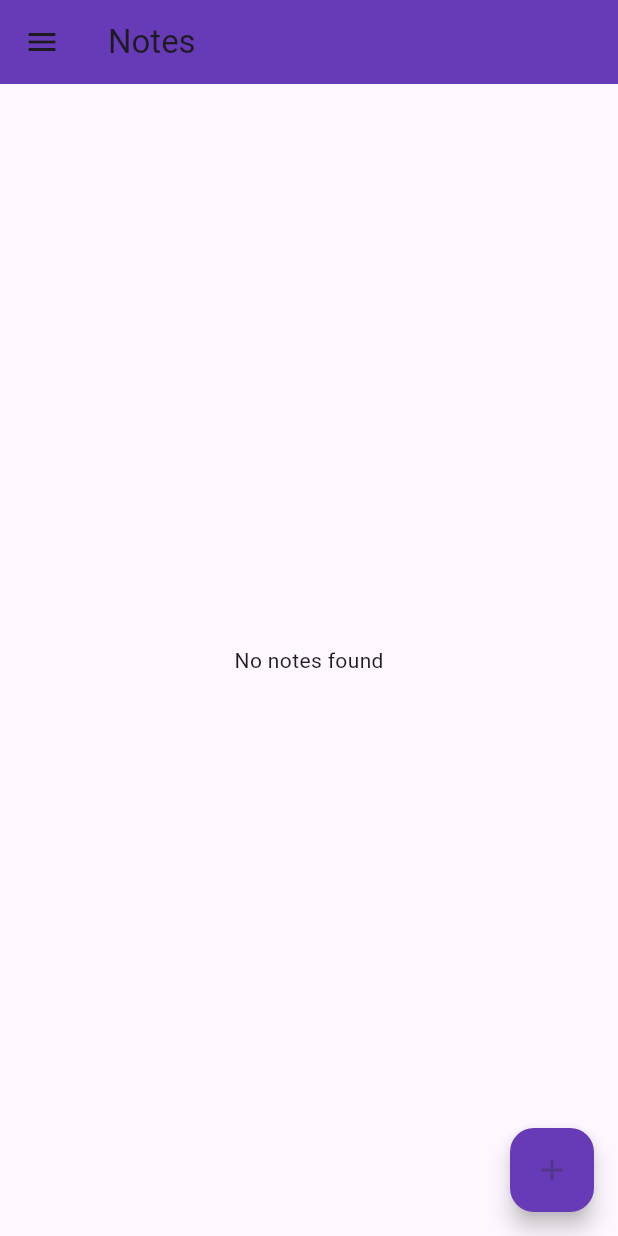
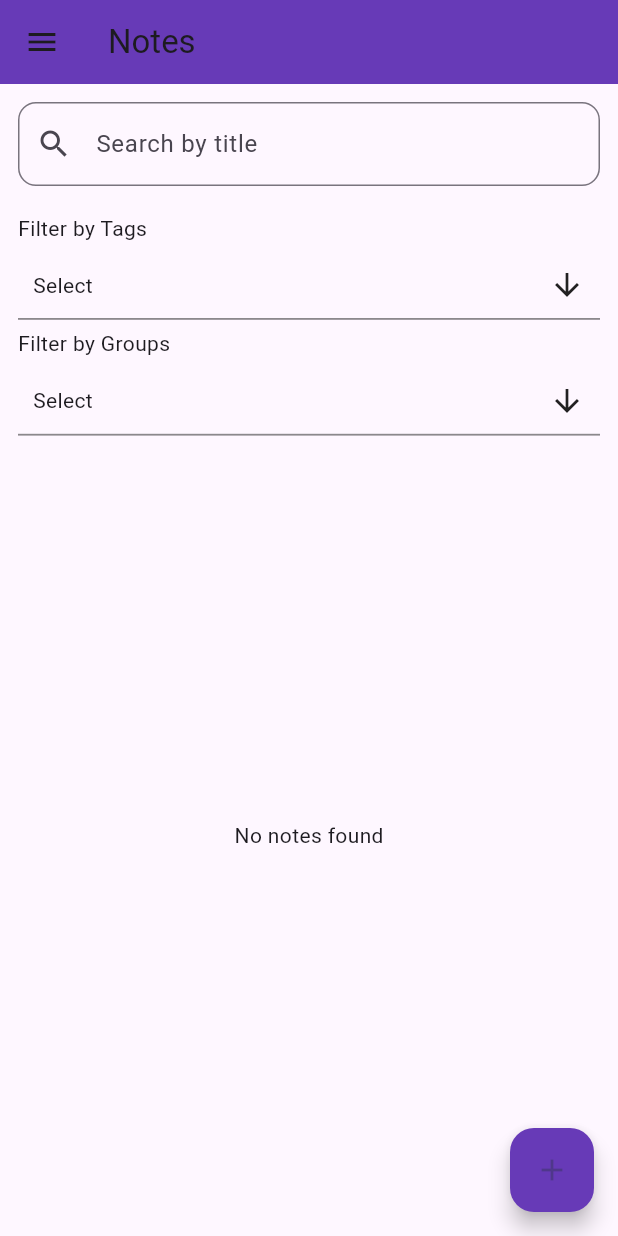
Before and after one commit to LuvinVictii/fp_ppb_e8, a Flutter app: the NotesListPage screen opened directly, on a phone screen of 412 x 824 dp. Run offline on Flutter 3.47's test engine with Material 3 defaults, Android fonts, the phone set to English and light mode, and no system bars; drawn by our look-alikes of multi_select_flutter; our stand-ins replace cloud_firestore, firebase_auth, firebase_core, rxdart; accounts and stored records are empty.

Commit message:
add: filter and search bar in notes list

```diff
--- a/lib/pages/notes/notes_list.dart
+++ b/lib/pages/notes/notes_list.dart
@@ -13,6 +13,7 @@ class NotesListPage extends StatefulWidget {
 
   @override
   State<NotesListPage> createState() => _NotesListPageState();
+
 }
 
 class _NotesListPageState extends State<NotesListPage> {
@@ -23,12 +24,15 @@ class _NotesListPageState extends State<NotesListPage> {
   final TextEditingController titleController = TextEditingController();
   final TextEditingController contentController = TextEditingController();
   final TextEditingController groupController = TextEditingController();
+  final TextEditingController searchController = TextEditingController();
 
   User? currentUser;
   List<String> userGroups = [];
   List<String> groupsUser = [];
   List<MultiSelectItem<String>> tagItems = [];
   List<String> selectedTags = [];
+  List<String> selectedGroups = [];
+  List<String> noteTags = [];
 
   @override
   void initState() {
@@ -36,8 +40,17 @@ class _NotesListPageState extends State<NotesListPage> {
     currentUser = FirebaseAuth.instance.currentUser;
     fetchUserGroups();
     fetchGroupsUser();
-    // fetchTags();
+    fetchTags();
   }
+
+  // @override
+  // void didChangeDependencies() {
+  //   super.didChangeDependencies();
+  //   currentUser = FirebaseAuth.instance.currentUser;
+  //   fetchUserGroups();
+  //   fetchGroupsUser();
+  //   fetchTags();
+  // }
 
   Future<void> fetchUserGroups() async {
     if (currentUser != null) {
@@ -68,20 +81,20 @@ class _NotesListPageState extends State<NotesListPage> {
   }
 
   Future<void> fetchTags() async {
-    QuerySnapshot tagSnapshot = await firestoreTagsService.tags.get();
-    setState(() {
-      tagItems = tagSnapshot.docs.map((doc) {
-        Map<String, dynamic> tagData = doc.data() as Map<String, dynamic>;
-        return MultiSelectItem<String>(tagData['tag'], tagData['tag']);
-      }).toList();
+    // QuerySnapshot tagSnapshot = await firestoreTagsService.tags.get();
+    List <String> temp = await firestoreTagsService.getTagsListString();
+    if (currentUser != null) {
+      setState((){
+        noteTags = temp;
       });
+    }
   }
 
   void openNoteBox({String? docID}) async {
     await fetchUserGroups();
     await fetchGroupsUser();
-    // Fetch tags from Firestore and convert them to a list of strings
-    List<String>? noteTags = await firestoreTagsService.getTagsListString();
+    await fetchTags();
+
 
     if (docID != null) {
       DocumentSnapshot document = await firestoreService.notes.doc(docID).get();
@@ -125,7 +138,6 @@ class _NotesListPageState extends State<NotesListPage> {
                   maxLines: 5,
                 ),
                 const SizedBox(height: 12),
-                // Multi-select field for tags
                 MultiSelectDialogField(
                   items: noteTags.map((tag) => MultiSelectItem<String>(tag, tag)).toList(),
                   initialValue: selectedTags,
@@ -193,14 +205,12 @@ class _NotesListPageState extends State<NotesListPage> {
     );
   }
 
-
   @override
   Widget build(BuildContext context) {
     return Scaffold(
       appBar: AppBar(
         title: const Text("Notes"),
         backgroundColor: Colors.deepPurple,
-        // Three-stripe button to open the drawer
         leading: Builder(
           builder: (BuildContext context) {
             return IconButton(
@@ -257,7 +267,78 @@ class _NotesListPageState extends State<NotesListPage> {
         backgroundColor: Colors.deepPurple,
         child: const Icon(Icons.add),
       ),
-      body: StreamBuilder<List<QueryDocumentSnapshot>>(
+      body: Column(
+        children: [
+          Padding(
+            padding: const EdgeInsets.all(12.0),
+            child: TextField(
+              controller: searchController,
+              decoration: InputDecoration(
+                labelText: 'Search by title',
+                prefixIcon: const Icon(Icons.search),
+                border: OutlineInputBorder(borderRadius: BorderRadius.circular(12)),
+              ),
+              onChanged: (value) {
+                setState(() {});
+              },
+            ),
+          ),
+          const Padding(
+            padding: EdgeInsets.symmetric(horizontal: 12.0,vertical: 6.0),
+            child: Align(
+              alignment: Alignment.centerLeft,
+              child: Text("Filter by Tags"),
+            ),
+          ),
+          Padding(
+            padding: const EdgeInsets.symmetric(horizontal: 12.0),
+            child: MultiSelectDialogField(
+              items: noteTags.map((tag) => MultiSelectItem<String>(tag, tag)).toList(),
+              title: const Text("Filter by Tags"),
+              selectedColor: Colors.deepPurple,
+              onConfirm: (results) {
+                setState(() {
+                  selectedTags = results.cast<String>();
+                });
+              },
+              chipDisplay: MultiSelectChipDisplay(
+                onTap: (value) {
+                  setState(() {
+                    selectedTags.remove(value);
+                  });
+                },
+              ),
+            ),
+          ),
+          const Padding(
+            padding: EdgeInsets.symmetric(horizontal: 12.0,vertical: 6.0),
+            child: Align(
+              alignment: Alignment.centerLeft,
+              child: Text("Filter by Groups"),
+            ),
+          ),
+          Padding(
+            padding: const EdgeInsets.symmetric(horizontal: 12.0),
+            child: MultiSelectDialogField(
+              items: userGroups.map((group) => MultiSelectItem<String>(group, group)).toList(),
+              title: const Text("Filter by Groups"),
+              selectedColor: Colors.deepPurple,
+              onConfirm: (results) {
+                setState(() {
+                  selectedGroups = results.cast<String>();
+                });
+              },
+              chipDisplay: MultiSelectChipDisplay(
+                onTap: (value) {
+                  setState(() {
+                    selectedGroups.remove(value);
+                  });
+                },
+              ),
+            ),
+          ),
+          Expanded(
+            child: StreamBuilder<List<QueryDocumentSnapshot>>(
               stream: firestoreService.getUserAndGroupNotesStream(
                   currentUser?.uid ?? '', groupsUser),
               builder: (context, snapshot) {
@@ -270,6 +351,28 @@ class _NotesListPageState extends State<NotesListPage> {
                 } else {
                   List<DocumentSnapshot> userNotes = snapshot.data!;
 
+                  // Filter notes by search query
+                  userNotes = userNotes.where((doc) {
+                    Map<String, dynamic> data = doc.data() as Map<String, dynamic>;
+                    String noteTitle = data['note_title'];
+                    return noteTitle.toLowerCase().contains(searchController.text.toLowerCase());
+                  }).toList();
+
+                  // Filter notes by selected tags and groups
+                  if (selectedTags.isNotEmpty) {
+                    userNotes = userNotes.where((doc) {
+                      List<String> noteTags = List<String>.from((doc.data() as Map<String, dynamic>)['note_tags'] ?? []);
+                      return selectedTags.any((tag) => noteTags.contains(tag));
+                    }).toList();
+                  }
+
+                  if (selectedGroups.isNotEmpty) {
+                    userNotes = userNotes.where((doc) {
+                      List<String> noteGroups = List<String>.from((doc.data() as Map<String, dynamic>)['note_groups'] ?? []);
+                      return selectedGroups.any((group) => noteGroups.contains(group));
+                    }).toList();
+                  }
+
                   return ListView.builder(
                     padding: const EdgeInsets.all(12),
                     itemCount: userNotes.length,
@@ -281,7 +384,6 @@ class _NotesListPageState extends State<NotesListPage> {
                       document.data() as Map<String, dynamic>;
                       String noteTitle = data['note_title'];
                       String noteContent = data['note_content'];
-                // String notetags = data['note_content'];
                       String noteCreatedBy = data['created_by'];
 
                       return FutureBuilder<List<String>>(
@@ -293,7 +395,6 @@ class _NotesListPageState extends State<NotesListPage> {
                               child: CircularProgressIndicator(),
                             );
                           } else {
-                      // List<String> noteTags = tagSnapshot.data ?? [];
                             List<String> noteTags =
                             List<String>.from(data['note_tags'] ?? []);
                             List<String> noteGroups =
@@ -377,6 +478,9 @@ class _NotesListPageState extends State<NotesListPage> {
                 }
               },
             ),
+          ),
+        ],
+      ),
     );
   }
 }
--- a/lib/services/tags_firestore.dart
+++ b/lib/services/tags_firestore.dart
@@ -42,16 +42,17 @@ class TagService {
   Future<void> updateTag(String docID, List<String> newTags) async {
     final user = FirebaseAuth.instance.currentUser;
     if (user != null) {
-      return newTags.forEach((newTag) async {
+      for (String newTag in newTags) {
         await tags.doc(docID).update({
           'tag_name': newTag,
           'timestamp': Timestamp.now(),
         });
-      });
+      }
     } else {
       throw Exception("No user logged in");
     }
   }
+
 
   Future<void> deleteTag(String tagID) async {
     return await tags
```
Also changed, not shown: lib/pages/tags/tags_list.dart (+41 -65 lines). Lines whose indentation alone changed are shown as unchanged.
